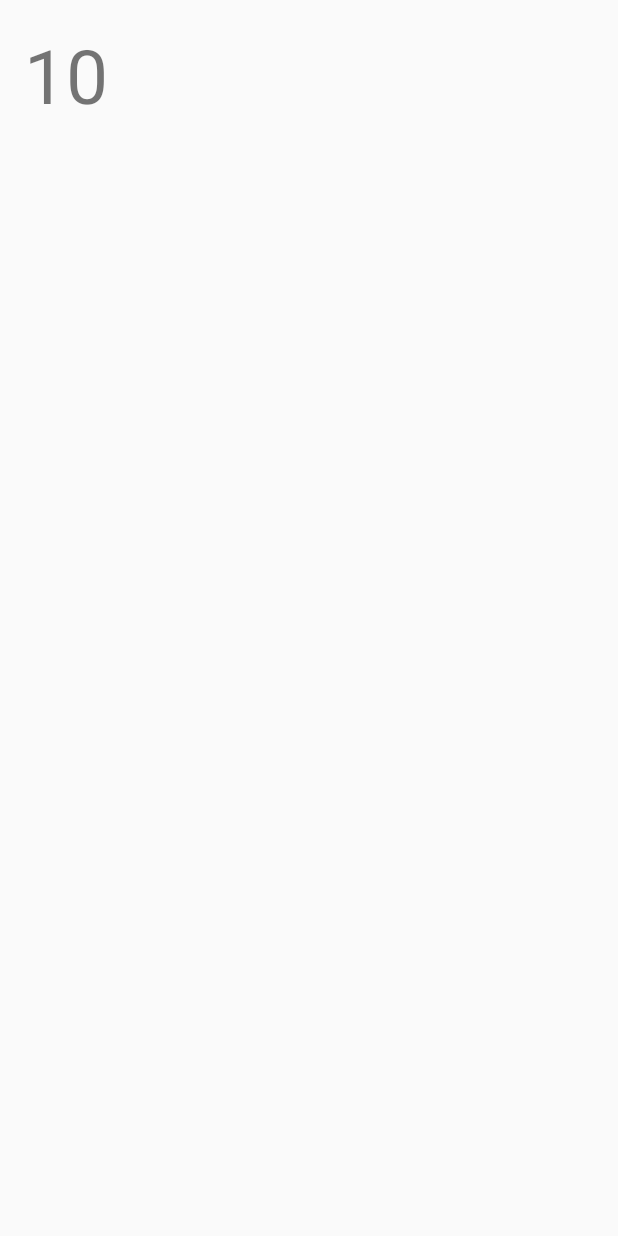
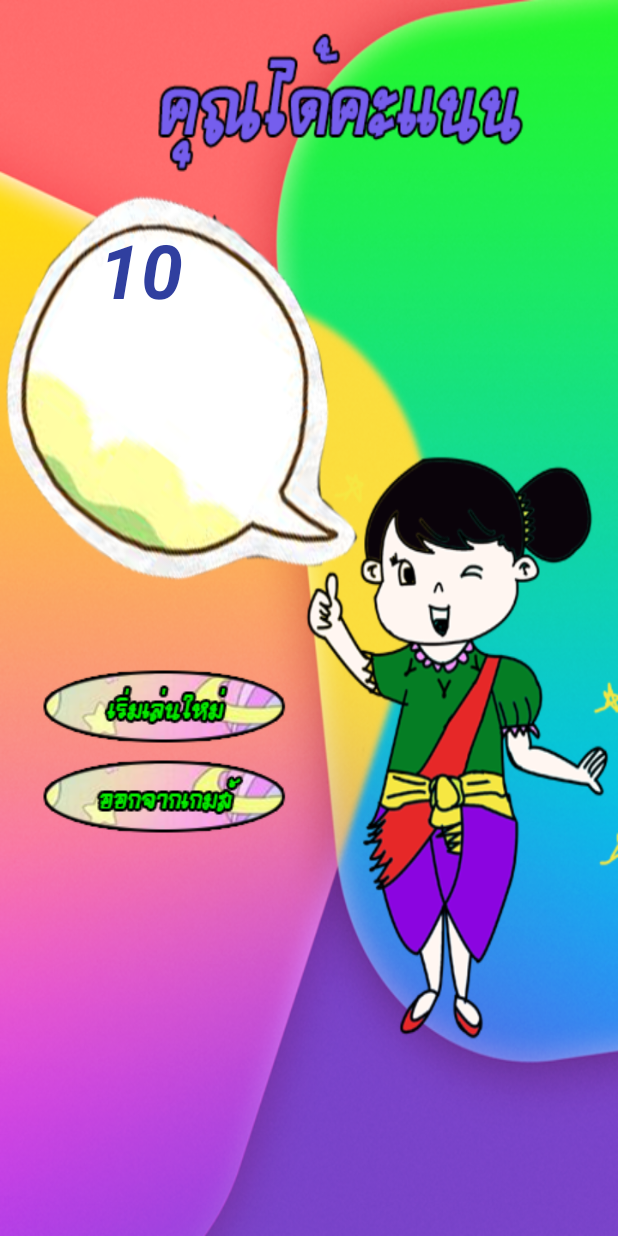
Before and after one commit to ParittaWongpiam/Game-Proverbs, an Android app: the ShowScoreActivity screen opened directly, with no data from a screen before it, on a phone screen of 412 x 824 dp. Before the commit the screen is almost empty. Run offline under Robolectric (Android 15) with nearby library versions, the phone set to English and light mode, and no system bars.

Commit message:
Updet Score finish

```diff
--- a/app/src/main/res/layout/activity_show_score.xml
+++ b/app/src/main/res/layout/activity_show_score.xml
@@ -1,5 +1,6 @@
 <?xml version="1.0" encoding="utf-8"?>
 <RelativeLayout xmlns:android="http://schemas.android.com/apk/res/android"
+    xmlns:app="http://schemas.android.com/apk/res-auto"
     xmlns:tools="http://schemas.android.com/tools"
     android:id="@+id/activity_show_score"
     android:layout_width="match_parent"
@@ -8,12 +9,32 @@
     android:paddingLeft="@dimen/activity_horizontal_margin"
     android:paddingRight="@dimen/activity_horizontal_margin"
     android:paddingTop="@dimen/activity_vertical_margin"
-    tools:context="rtc.paritta.phiangthong.gameproverbs.ShowScoreActivity">
+    tools:context="rtc.paritta.phiangthong.gameproverbs.ShowScoreActivity"
+    android:background="@drawable/bgscore">
 
     <TextView
         android:text="10"
         android:layout_width="wrap_content"
         android:layout_height="wrap_content"
         android:id="@+id/textView4"
-        android:textSize="50sp" />
+        android:textSize="50sp"
+        android:textStyle="normal|bold|italic"
+        android:textColor="@color/colorPrimaryDark"
+        android:layout_marginLeft="50dp"
+        android:layout_marginTop="130dp" />
+
+    <ImageView
+        android:layout_width="wrap_content"
+        android:layout_height="wrap_content"
+        app:srcCompat="@drawable/btstart4"
+        android:id="@+id/imageView4"
+        android:layout_marginTop="430dp" />
+
+    <ImageView
+        android:layout_width="wrap_content"
+        android:layout_height="wrap_content"
+        app:srcCompat="@drawable/exitbt"
+        android:id="@+id/imageView5"
+        android:layout_marginTop="490dp" />
+
 </RelativeLayout>
--- a/app/src/main/res/layout/activity_welcome.xml
+++ b/app/src/main/res/layout/activity_welcome.xml
@@ -18,5 +18,6 @@
         app:srcCompat="@drawable/startbt"
         android:id="@+id/imageView2"
         android:layout_alignParentBottom="true"
-        android:layout_centerHorizontal="true" />
+        android:layout_centerHorizontal="true"
+        android:layout_marginTop="450dp" />
 </RelativeLayout>
--- a/app/src/main/res/values/colors.xml
+++ b/app/src/main/res/values/colors.xml
@@ -1,6 +1,6 @@
 <?xml version="1.0" encoding="utf-8"?>
 <resources>
     <color name="colorPrimary">#3F51B5</color>
-    <color name="colorPrimaryDark">#303F9F</color>
+    <color name="colorPrimaryDark">#303f9f</color>
     <color name="colorAccent">#ff4081</color>
 </resources>
```
Also changed, not shown: app/src/main/res/drawable/bgscore.png (added), app/src/main/res/drawable/btstart4.png (added), app/src/main/res/drawable/exitbt.png (added).
